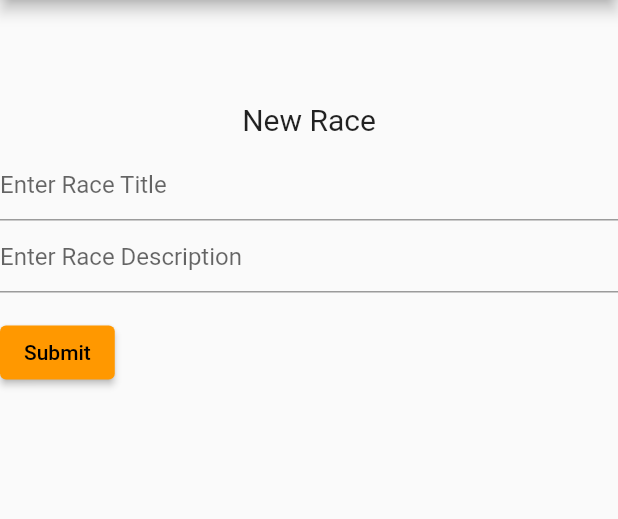
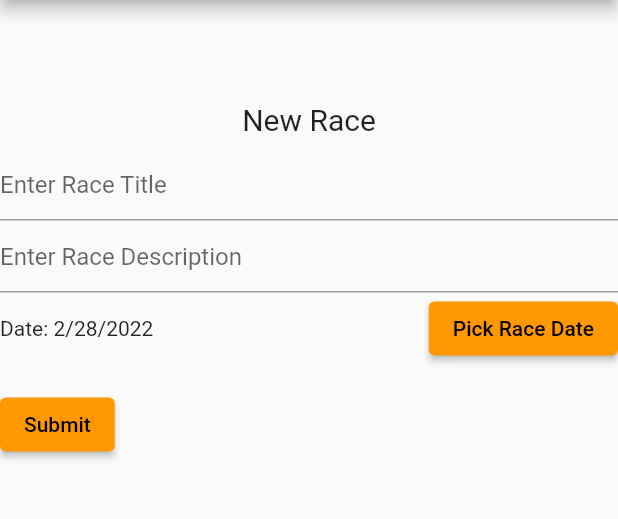
Before and after one commit to Temperate-Designs/race-timer, a Flutter app: the NewRaceWidget screen opened by its route, on a phone screen of 412 x 824 dp, the part 84-603 px from its top. Run offline on Flutter 3.47's test engine with Material 2 defaults, Android fonts, the phone set to English and light mode, and no system bars; our stand-ins replace google_mobile_ads, package_info_plus; network calls fail.

Commit message:
Add date picker to new race
Signed-off-by: Nicolas Bock <nicolasbock@gmail.com>

```diff
--- a/lib/main.dart
+++ b/lib/main.dart
@@ -54,7 +54,7 @@ class Racer {
 
 class RaceData {
   final List<Race> _races = [];
-  DateFormat dateformat = DateFormat.yMd();
+  static final DateFormat dateFormat = DateFormat.yMd();
 
   RaceData() {
     if (kDebugMode) {
@@ -288,7 +288,7 @@ class _RaceTimerWidgetState extends AdMobState<RaceTimerWidget> {
                             crossAxisAlignment: CrossAxisAlignment.start,
                             children: [
                               Text(raceData.races[index].title),
-                              Text(raceData.dateformat
+                              Text(RaceData.dateFormat
                                   .format(raceData.races[index].date)),
                             ],
                           ),
@@ -467,6 +467,20 @@ class _NewRaceState extends AdMobState<NewRaceWidget> {
     ),
   );
 
+  Future<void> _showDatePicker(BuildContext context) async {
+    final result = await showDatePicker(
+      context: context,
+      initialDate: newRace.date,
+      firstDate: DateTime.now(),
+      lastDate: DateTime.now().add(const Duration(days: 365)),
+    );
+    if (result != null && result != newRace.date) {
+      setState(() {
+        newRace.date = result;
+      });
+    }
+  }
+
   Widget raceFormWidget() {
     return Form(
       key: _formKey,
@@ -496,6 +510,16 @@ class _NewRaceState extends AdMobState<NewRaceWidget> {
             onSaved: (String? value) {
               newRace.title = value!;
             },
+          ),
+          Row(
+            children: [
+              Text('Date: ${RaceData.dateFormat.format(newRace.date)}'),
+              const Spacer(),
+              ElevatedButton(
+                onPressed: () => _showDatePicker(context),
+                child: const Text('Pick Race Date'),
+              ),
+            ],
           ),
           Padding(
             padding: const EdgeInsets.symmetric(vertical: 16.0),
```
